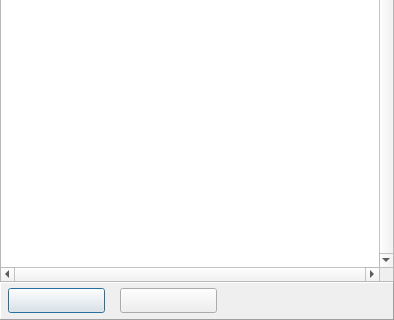
First picture: the form in src/forms/StatisticsFormUnit.ui, repository Eldricos/D-Fend-Reborn, before the edit; both pictures show x 0 to 394 and y 196 to 516 of the 394 by 516 pixel window.
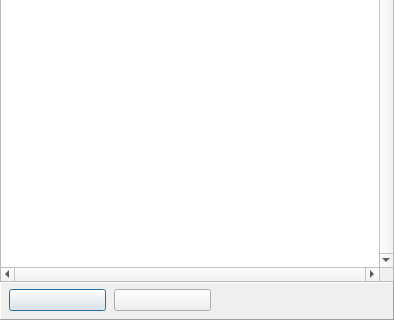
Second picture: the form after the edit.

Commit message: Remaining dialogs: Qt layouts instead of fixed pixel positions

What changed in the file:
```diff
--- a/src/forms/StatisticsFormUnit.ui
+++ b/src/forms/StatisticsFormUnit.ui
@@ -15,21 +15,45 @@
       <property name="frameShape"><enum>QFrame::Panel</enum></property>
       <property name="frameShadow"><enum>QFrame::Raised</enum></property>
       <property name="vclClass" stdset="0"><string notr="true">TPanel</string></property>
+      <layout class="QGridLayout" name="Panel1_Layout" columnstretch="0,0,1">
+        <property name="leftMargin"><number>8</number></property>
+        <property name="topMargin"><number>6</number></property>
+        <property name="rightMargin"><number>4</number></property>
+        <property name="bottomMargin"><number>8</number></property>
+        <property name="horizontalSpacing"><number>8</number></property>
+        <property name="verticalSpacing"><number>4</number></property>
+        <item row="0" column="0" alignment="Qt::AlignLeft">
       <widget class="QPushButton" name="OKButton">
-        <property name="geometry"><rect><x>8</x><y>6</y><width>97</width><height>25</height></rect></property>
-        <property name="text"><string></string></property>
+            <property name="text"><string /></property>
         <property name="autoDefault"><bool>false</bool></property>
         <property name="vclKind" stdset="0"><string notr="true">bkOK</string></property>
         <property name="default"><bool>true</bool></property>
         <property name="vclModalResult" stdset="0"><string notr="true">mrOk</string></property>
-      </widget>
+            <property name="minimumSize"><size><width>97</width><height>0</height></size></property>
+          </widget>
+        </item>
+        <item row="0" column="1" alignment="Qt::AlignLeft">
       <widget class="QPushButton" name="HelpButton">
-        <property name="geometry"><rect><x>120</x><y>6</y><width>97</width><height>25</height></rect></property>
-        <property name="text"><string></string></property>
+            <property name="text"><string /></property>
         <property name="autoDefault"><bool>false</bool></property>
         <property name="vclKind" stdset="0"><string notr="true">bkHelp</string></property>
         <property name="vclOnClick" stdset="0"><string notr="true">HelpButtonClick</string></property>
-      </widget>
+            <property name="minimumSize"><size><width>97</width><height>0</height></size></property>
+          </widget>
+        </item>
+        <item row="0" column="2">
+          <spacer name="Panel1_Layout_HFill">
+            <property name="orientation"><enum>Qt::Horizontal</enum></property>
+            <property name="sizeHint" stdset="0"><size><width>0</width><height>0</height></size></property>
+          </spacer>
+        </item>
+        <item row="1" column="0">
+          <spacer name="Panel1_VFill">
+            <property name="orientation"><enum>Qt::Vertical</enum></property>
+            <property name="sizeHint" stdset="0"><size><width>0</width><height>0</height></size></property>
+          </spacer>
+        </item>
+      </layout>
     </widget>
     <widget class="QTextEdit" name="Memo">
       <property name="geometry"><rect><x>0</x><y>0</y><width>394</width><height>478</height></rect></property>
```
Left out of the diff: 6 changed lines with no effect on the pictures. Lines whose indentation alone changed are shown as unchanged. The commit also changes 102 other files.
